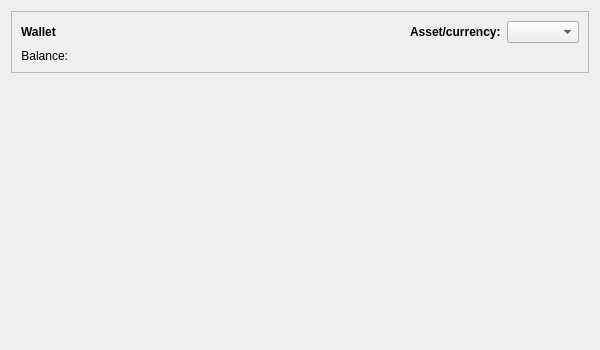
chromaway/ngcccbase, file ui/forms/overviewpage.ui: the form before one commit.
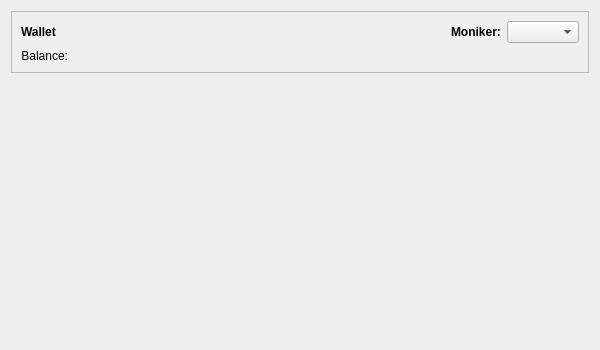
The form after the commit.

Commit message: add asset page

Patch:
```diff
--- a/ui/forms/overviewpage.ui
+++ b/ui/forms/overviewpage.ui
@@ -62,7 +62,7 @@
              </font>
             </property>
             <property name="text">
-             <string>Asset/currency:</string>
+             <string>Moniker:</string>
             </property>
            </widget>
           </item>
```
The commit also changes 7 other files.
